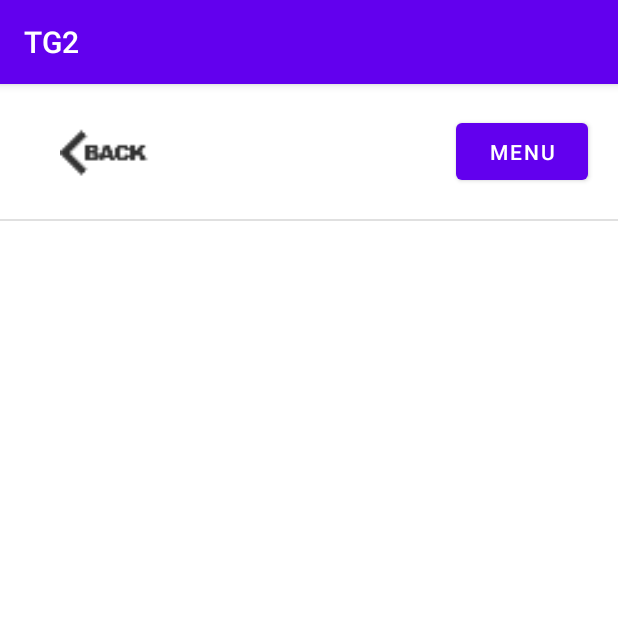
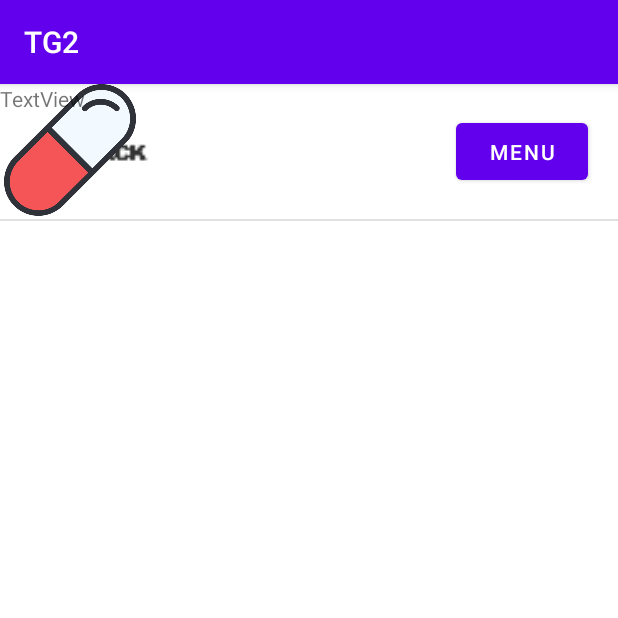
Before and after one commit to henriquegildev/IPC-TG2, an Android app: the Medicamentos screen opened directly, with no data from a screen before it, on a phone screen of 412 x 824 dp, the top half of it. Run offline under Robolectric (Android 15) with nearby library versions, the phone set to English and light mode, and no system bars.

Commit message:
new_stuff_2

```diff
--- a/TG2/app/src/main/res/layout/activity_medicamentos.xml
+++ b/TG2/app/src/main/res/layout/activity_medicamentos.xml
@@ -40,4 +40,20 @@
         app:layout_constraintTop_toBottomOf="@+id/imageButton2"
         tools:layout_editor_absoluteX="0dp" />
 
+    <ImageView
+        android:id="@+id/imageView3"
+        android:layout_width="93dp"
+        android:layout_height="88dp"
+        app:srcCompat="@drawable/pill"
+        tools:layout_editor_absoluteX="27dp"
+        tools:layout_editor_absoluteY="147dp" />
+
+    <TextView
+        android:id="@+id/textView5"
+        android:layout_width="wrap_content"
+        android:layout_height="wrap_content"
+        android:text="TextView"
+        tools:layout_editor_absoluteX="38dp"
+        tools:layout_editor_absoluteY="102dp" />
+
 </androidx.constraintlayout.widget.ConstraintLayout>
--- a/TG2/app/src/main/res/values/strings.xml
+++ b/TG2/app/src/main/res/values/strings.xml
@@ -1,10 +1,12 @@
 <resources>
     <string name="app_name">TG2</string>
-    <string name="currentTime">currentTime</string>
-    <string name="action_settings">Settings</string>
+    <string name="current_time">Tempo Atual</string>
+    <string name="action_settings">Definições</string>
     <string name="name_medicine">Nome Medicamento</string>
     <string name="icon_medicine">Ícone Medicamento</string>
     <string name="timing_to_take">Horário Toma</string>
     <string name="take_frequecy">Frequência Medicamento</string>
     <string name="add_medicine">Adicionar</string>
+    <string name="medicine_in_plan">Medicamentos no Plano</string>
+    <string name="previously_medicine_in_plan">Medicamentos Anteriormente no Plano</string>
 </resources>
```
